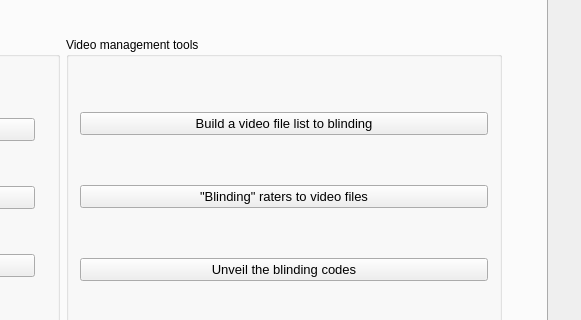
Old version of the form src/ethowatcher.ui in the repository EthoWatcher/ethowatcher; both pictures show x 455 to 1036 and y 188 to 508 of the 1036 by 726 pixel window.
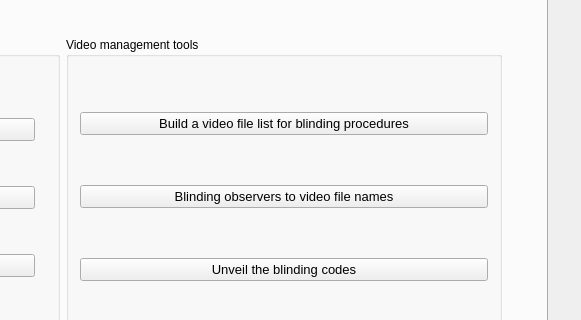
New version of the form. Icons and pictures are not drawn.

What changed in the file:
```diff
--- a/src/ethowatcher.ui
+++ b/src/ethowatcher.ui
@@ -376,7 +376,7 @@
                               </font>
                              </property>
                              <property name="text">
-                              <string>Build a video file list to blinding</string>
+                              <string>Build a video file list for blinding procedures</string>
                              </property>
                             </widget>
                            </item>
@@ -388,7 +388,7 @@
                               </font>
                              </property>
                              <property name="text">
-                              <string>&quot;Blinding&quot; raters to video files</string>
+                              <string>Blinding observers to video file names</string>
                              </property>
                             </widget>
                            </item>
```
